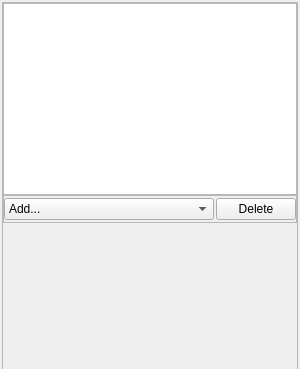
Qt form res/designer/sceneeditorwidget.ui (hsorby/cmlibs.widgets) before a commit; both pictures show x 0 to 300 and y 0 to 369 of the 300 by 725 pixel window.
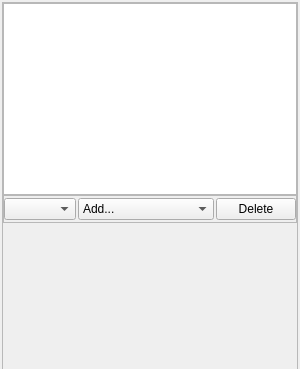
The same form after that commit. Custom widgets are drawn as their Qt base class.

Patch:
```diff
--- a/res/designer/sceneeditorwidget.ui
+++ b/res/designer/sceneeditorwidget.ui
@@ -90,6 +90,9 @@
           <property name="bottomMargin">
            <number>2</number>
           </property>
+          <item>
+           <widget class="RegionChooserWidget" name="region_combobox"/>
+          </item>
           <item>
            <widget class="QComboBox" name="add_graphics_combobox">
             <property name="sizePolicy">
@@ -190,6 +193,11 @@
    <header>opencmiss/zincwidgets/ui/graphicseditorwidget.h</header>
    <container>1</container>
   </customwidget>
+  <customwidget>
+   <class>RegionChooserWidget</class>
+   <extends>QComboBox</extends>
+   <header>opencmiss/zincwidgets/regionchooserwidget.h</header>
+  </customwidget>
  </customwidgets>
  <resources/>
  <connections>
```
Left out of the diff: 25 changed lines with no effect on the pictures.
